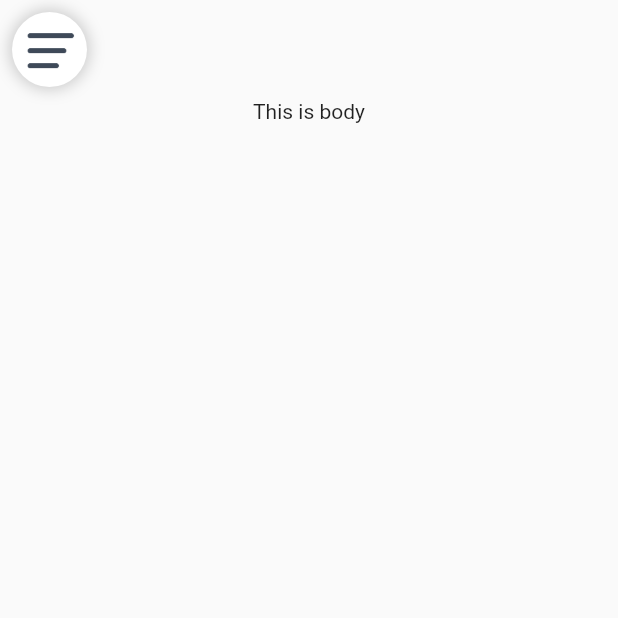
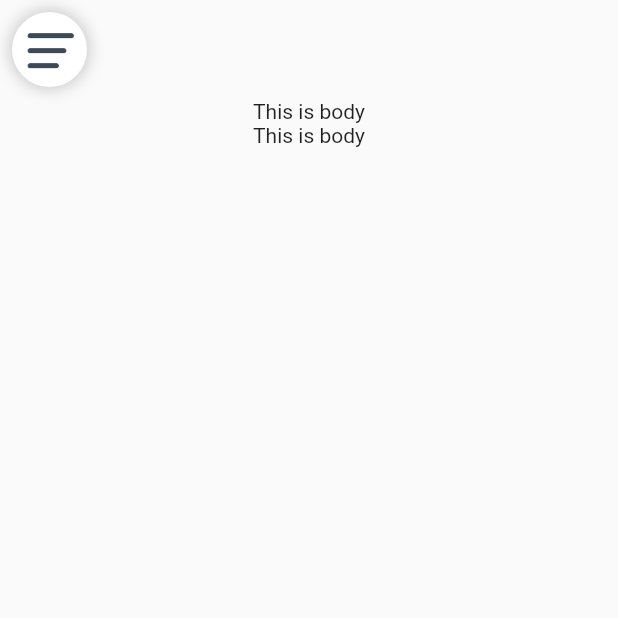
Before and after one commit to ZayniddinMamarasulov/flutter_taxi, a Flutter app: the HomePage screen opened directly, on a phone screen of 412 x 824 dp, the top half of it. Run offline on Flutter 3.47's test engine with Material 2 defaults, Android fonts, the phone set to English and light mode, and no system bars; drawn by our look-alikes of sliding_up_panel.

```diff
--- a/lib/screens/home_screen.dart
+++ b/lib/screens/home_screen.dart
@@ -59,7 +59,7 @@ class _HomePageState extends State<HomePage> {
       child: Column(
         children: [
           buildAppBAr(),
-          Text("This is body"),
+          Text("This is body"),Text("This is body"),
         ],
       ),
     );
```
